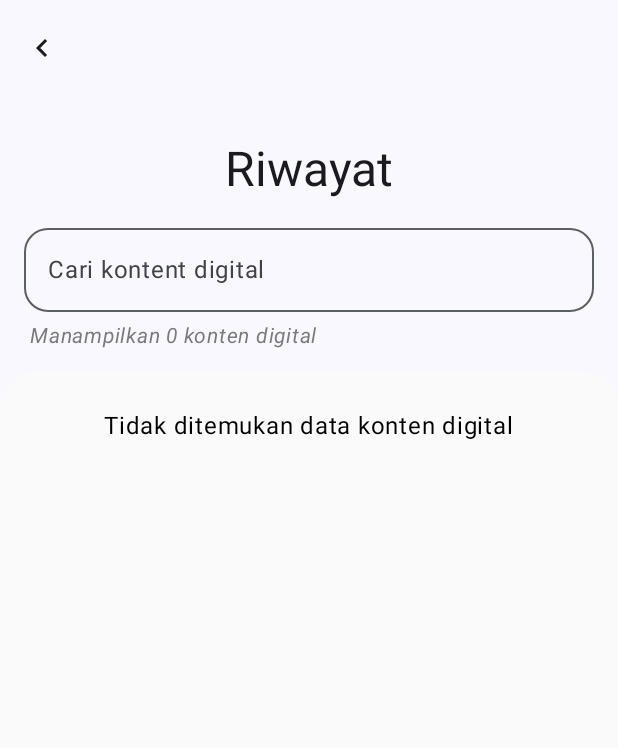
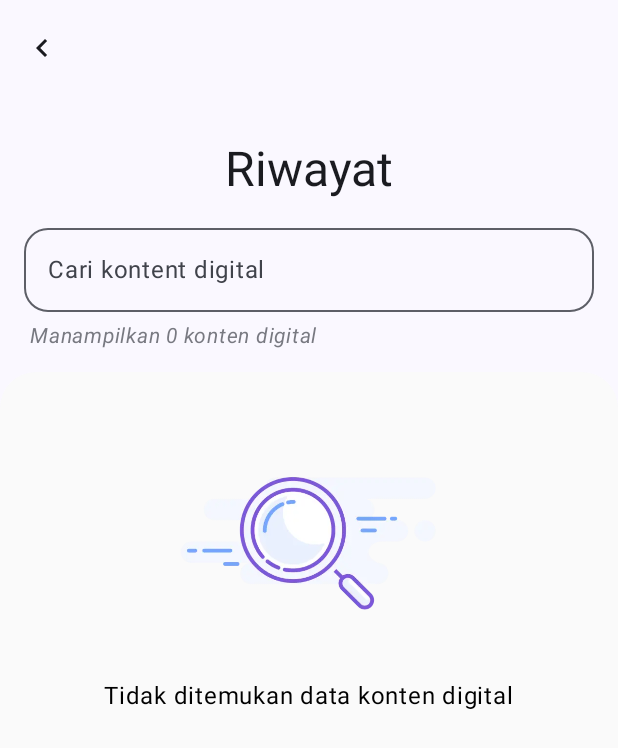
Before and after one commit to mfathonin/prodigi-app, an Android app built with Jetpack Compose: the HistoryScreen screen opened through its navigation route, on a phone screen of 412 x 824 dp. Shown: the top 748 px of the screen. Run offline under Robolectric (Android 15) with nearby library versions, the phone set to English and light mode, and no system bars; our stand-ins replace Room's generated code; libraries missing offline, so code that uses them is left out: com.budiyev.android; 2 statements that could not run were skipped.

Commit message:
feat(history): Add assets for empty & error state

```diff
--- a/app/src/main/java/com/merahputihperkasa/prodigi/ui/screens/HistoryScreen.kt
+++ b/app/src/main/java/com/merahputihperkasa/prodigi/ui/screens/HistoryScreen.kt
@@ -1,11 +1,13 @@
 package com.merahputihperkasa.prodigi.ui.screens
 
+import androidx.compose.foundation.Image
 import androidx.compose.foundation.background
 import androidx.compose.foundation.layout.Arrangement
 import androidx.compose.foundation.layout.Box
 import androidx.compose.foundation.layout.Column
 import androidx.compose.foundation.layout.fillMaxSize
 import androidx.compose.foundation.layout.fillMaxWidth
+import androidx.compose.foundation.layout.height
 import androidx.compose.foundation.layout.padding
 import androidx.compose.foundation.layout.width
 import androidx.compose.foundation.rememberScrollState
@@ -39,7 +41,9 @@ import androidx.compose.ui.Modifier
 import androidx.compose.ui.draw.clip
 import androidx.compose.ui.graphics.Color
 import androidx.compose.ui.input.nestedscroll.nestedScroll
+import androidx.compose.ui.res.painterResource
 import androidx.compose.ui.res.stringResource
+import androidx.compose.ui.text.font.FontStyle
 import androidx.compose.ui.unit.dp
 import androidx.lifecycle.Lifecycle
 import androidx.lifecycle.LifecycleEventObserver
@@ -57,6 +61,7 @@ import com.merahputihperkasa.prodigi.ui.components.ContentsCounterCaption
 import com.merahputihperkasa.prodigi.ui.components.SearchField
 import com.merahputihperkasa.prodigi.ui.theme.ProdigiBookReaderTheme
 import com.merahputihperkasa.prodigi.ui.theme.Surface400
+import com.merahputihperkasa.prodigi.ui.theme.Typography
 import kotlinx.coroutines.flow.MutableStateFlow
 import kotlinx.coroutines.flow.collectLatest
 import kotlinx.coroutines.flow.update
@@ -166,17 +171,22 @@ fun HistoryScreen(navController: NavController, modifier: Modifier = Modifier) {
                     verticalArrangement = Arrangement.spacedBy(8.dp)
                 ) {
                     when (contentList.value) {
-                        is LoadDataStatus.Loading -> { LoadingState() }
+                        is LoadDataStatus.Loading -> {
+                            LoadingState()
+                        }
 
                         is LoadDataStatus.Error -> {
                             val error = contentList.value as LoadDataStatus.Error
-                            ErrorState(error = error, errorDescriptor = "memuat konten digital")
+                            ErrorState(
+                                error = error,
+                                errorDescriptor = stringResource(R.string.error_load_content)
+                            )
                         }
 
                         else -> {
                             val contents = (contentList.value as LoadDataStatus.Success).data
                             if (contents.isNullOrEmpty()) {
-                                EmptyState(dataDescription = "konten digital")
+                                EmptyState(dataDescription = stringResource(R.string.empty_content_descriptor))
                             } else {
                                 contents.forEach { contentEntity ->
                                     val content = contentEntity.toContent()
@@ -206,36 +216,42 @@ private suspend fun loadContents(
 fun LoadingState(modifier: Modifier = Modifier) {
     Column(
         horizontalAlignment = Alignment.CenterHorizontally,
-        verticalArrangement = Arrangement.Center,
+        verticalArrangement = Arrangement.spacedBy(16.dp),
         modifier = modifier
             .fillMaxSize()
             .padding(top = 50.dp)
     ) {
         CircularProgressIndicator()
         Text(
-            stringResource(R.string.loading),
-            modifier = Modifier.padding(8.dp),
-            color = Color.Black
+            stringResource(R.string.loading), modifier = Modifier.padding(8.dp), color = Color.Black
         )
     }
 }
 
 @Composable
-fun <T> ErrorState(modifier: Modifier = Modifier, error: LoadDataStatus.Error<T>, errorDescriptor: String = "") {
+fun <T> ErrorState(
+    modifier: Modifier = Modifier,
+    error: LoadDataStatus.Error<T>,
+    errorDescriptor: String = "",
+) {
     Column(
-        modifier
-            .fillMaxSize()
-            .padding(top = 100.dp),
+        modifier.fillMaxSize(),
         horizontalAlignment = Alignment.CenterHorizontally,
     ) {
-        // TODO: Add error asset
+        Image(
+            painter = painterResource(R.drawable.no_documents),
+            contentDescription = "Error on load",
+            modifier = Modifier
+                .height(180.dp)
+                .padding(vertical = 24.dp)
+        )
         Text(
-            stringResource(R.string.error_msg, errorDescriptor),
-            color = Color.Black
+            stringResource(R.string.error_msg, errorDescriptor), color = Color.Black
         )
         error.message?.let { msg ->
             Text(
-                "Code: $msg", color = Color.Black
+                "Code: $msg", color = Color.Black.copy(alpha = 0.5f),
+                style = Typography.labelSmall.copy(fontStyle = FontStyle.Italic)
             )
         }
     }
@@ -248,10 +264,15 @@ fun EmptyState(modifier: Modifier = Modifier, dataDescription: String) {
         horizontalAlignment = Alignment.CenterHorizontally,
         verticalArrangement = Arrangement.Center
     ) {
-        // TODO: Add empty data asset
+        Image(
+            painter = painterResource(R.drawable.no_search_result),
+            contentDescription = "Error on load",
+            modifier = Modifier
+                .height(180.dp)
+                .padding(vertical = 24.dp)
+        )
         Text(
-            stringResource(R.string.no_data, dataDescription),
-            color = Color.Black
+            stringResource(R.string.no_data, dataDescription), color = Color.Black
         )
     }
 }
--- a/app/src/main/res/values/strings.xml
+++ b/app/src/main/res/values/strings.xml
@@ -15,4 +15,6 @@
     <string name="loading">Memuat data</string>
     <string name="no_data">Tidak ditemukan data %1$s</string>
     <string name="error_msg">Terjadi kesalahan %1$s</string>
+    <string name="error_load_content">memuat konten digital</string>
+    <string name="empty_content_descriptor">konten digital</string>
 </resources>
```
Also changed, not shown: app/src/main/res/drawable/no_documents.webp (added), app/src/main/res/drawable/no_search_result.webp (added).
